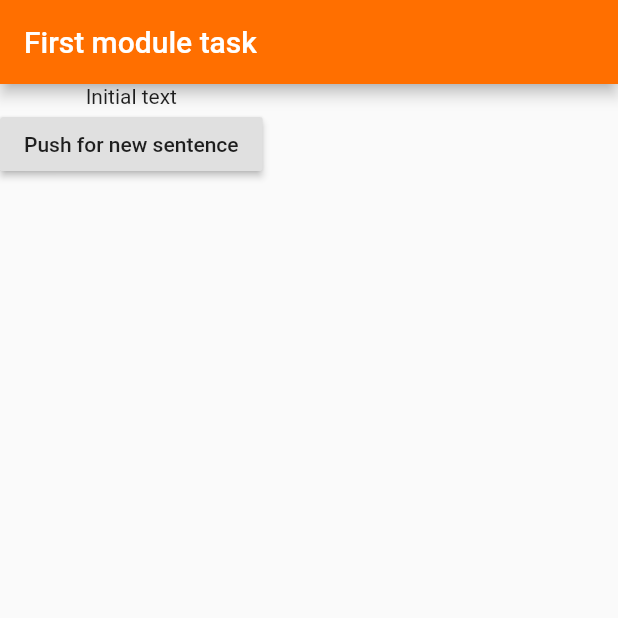
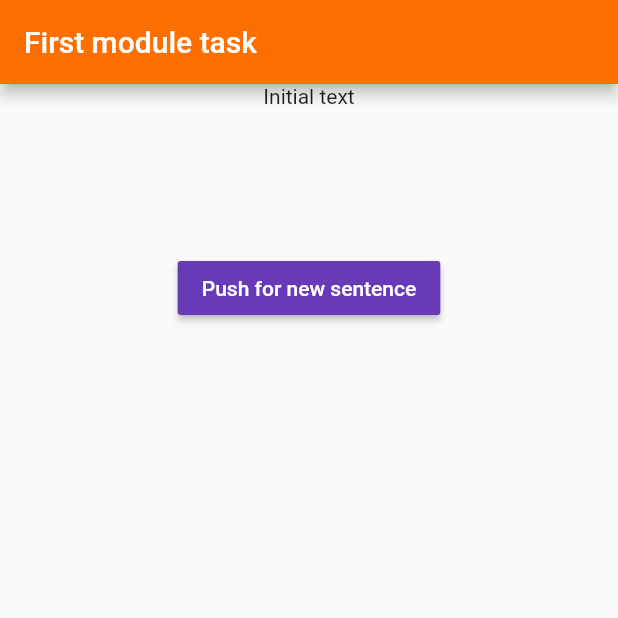
Before and after one commit to Russkazkin/flutter_assignment, a Flutter app: the screen it shows after launch, on a phone screen of 412 x 824 dp, the top half of it. Run offline on Flutter 3.47's test engine with Material 2 defaults, Android fonts, the phone set to English and light mode, and no system bars; missing offline and left inert: lipsum.

Commit message:
Add some styles for TextControll widget

```diff
--- a/lib/main.dart
+++ b/lib/main.dart
@@ -11,13 +11,14 @@ class MyApp extends StatefulWidget {
 }
 
 class _MyAppState extends State<MyApp> {
+  String _text = 'Initial text';
+
   @override
   Widget build(BuildContext context) {
-    String _text = 'Initial text';
-
     void _textHandler(){
       setState(() {
         _text = lipsum.createSentence();
+
       });
     }
 
--- a/lib/textControl.dart
+++ b/lib/textControl.dart
@@ -8,9 +8,14 @@ class TextControl extends StatelessWidget {
   @override
   Widget build(BuildContext context) {
     return Container(
-      child: RaisedButton(
-        onPressed: textHandler,
-        child: Text('Push for new sentence'),
+      child: Center(
+        child: RaisedButton(
+          onPressed: textHandler,
+          child: Text('Push for new sentence'),
+          color: Colors.deepPurple,
+          textColor: Colors.white,
+        ),
+        heightFactor: 5,
       ),
     );
   }
```
